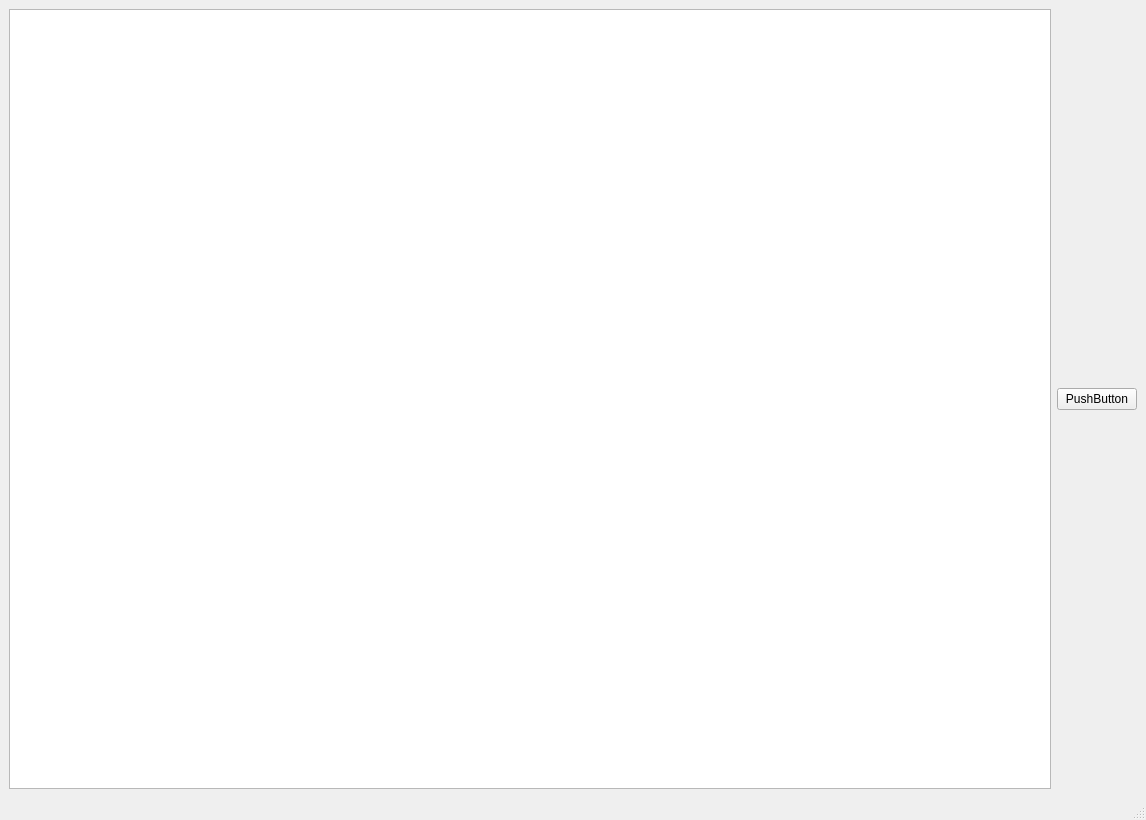
The window that cg_course/interface/mainwindow.ui (leontartykov/terrain_cg_course_project) describes before a commit, drawn with Qt 5.
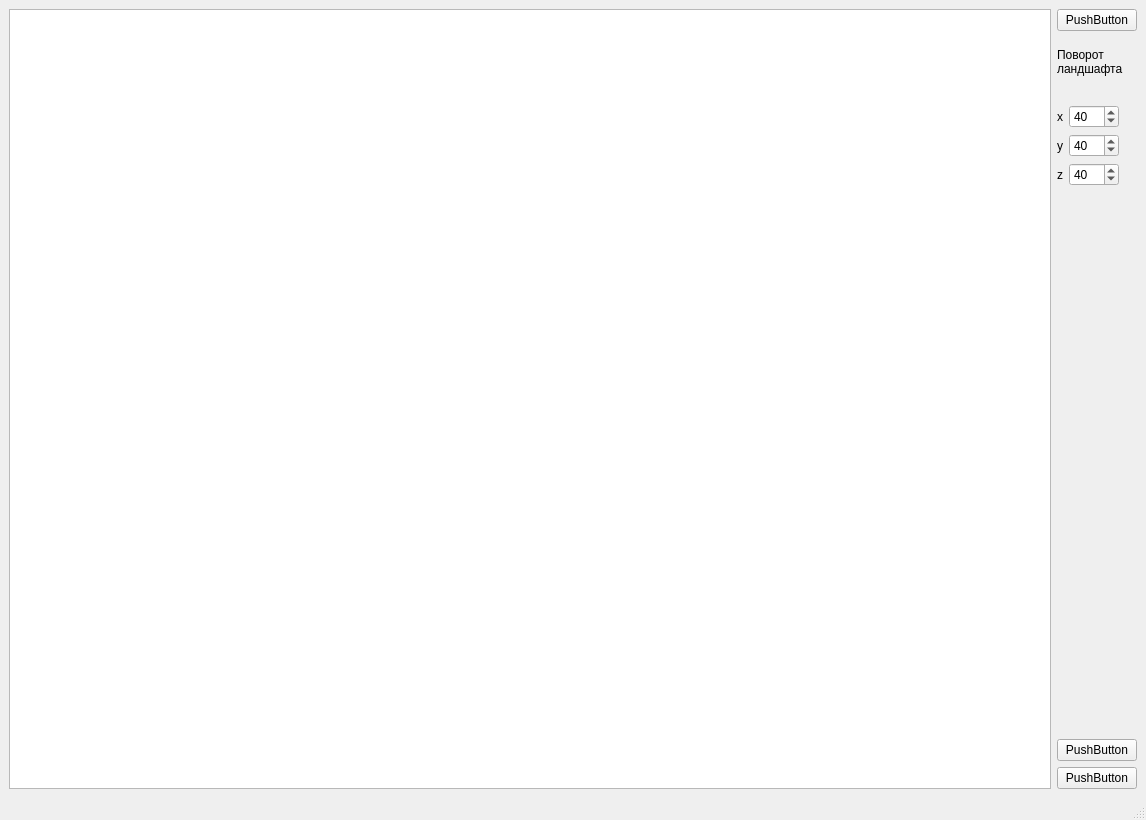
The same window after the commit.

What changed in the file:
```diff
--- a/cg_course/interface/mainwindow.ui
+++ b/cg_course/interface/mainwindow.ui
@@ -30,6 +30,122 @@
     </item>
     <item>
      <layout class="QVBoxLayout" name="verticalLayout">
+      <item>
+       <widget class="QPushButton" name="pushButton_3">
+        <property name="text">
+         <string>PushButton</string>
+        </property>
+       </widget>
+      </item>
+      <item>
+       <widget class="QLabel" name="label">
+        <property name="maximumSize">
+         <size>
+          <width>16777215</width>
+          <height>50</height>
+         </size>
+        </property>
+        <property name="text">
+         <string>Поворот
+ландшафта</string>
+        </property>
+       </widget>
+      </item>
+      <item>
+       <layout class="QFormLayout" name="formLayout">
+        <property name="topMargin">
+         <number>12</number>
+        </property>
+        <property name="rightMargin">
+         <number>0</number>
+        </property>
+        <item row="0" column="0">
+         <widget class="QLabel" name="label_2">
+          <property name="text">
+           <string>x</string>
+          </property>
+         </widget>
+        </item>
+        <item row="1" column="0">
+         <widget class="QLabel" name="label_3">
+          <property name="text">
+           <string>y</string>
+          </property>
+         </widget>
+        </item>
+        <item row="2" column="0">
+         <widget class="QLabel" name="label_4">
+          <property name="text">
+           <string>z</string>
+          </property>
+         </widget>
+        </item>
+        <item row="0" column="1">
+         <widget class="QSpinBox" name="spinBox">
+          <property name="minimumSize">
+           <size>
+            <width>50</width>
+            <height>0</height>
+           </size>
+          </property>
+          <property name="maximumSize">
+           <size>
+            <width>50</width>
+            <height>16777215</height>
+           </size>
+          </property>
+          <property name="value">
+           <number>40</number>
+          </property>
+         </widget>
+        </item>
+        <item row="1" column="1">
+         <widget class="QSpinBox" name="spinBox_2">
+          <property name="minimumSize">
+           <size>
+            <width>50</width>
+            <height>0</height>
+           </size>
+          </property>
+          <property name="maximumSize">
+           <size>
+            <width>50</width>
+            <height>16777215</height>
+           </size>
+          </property>
+          <property name="value">
+           <number>40</number>
+          </property>
+         </widget>
+        </item>
+        <item row="2" column="1">
+         <widget class="QSpinBox" name="spinBox_3">
+          <property name="minimumSize">
+           <size>
+            <width>50</width>
+            <height>0</height>
+           </size>
+          </property>
+          <property name="maximumSize">
+           <size>
+            <width>50</width>
+            <height>50</height>
+           </size>
+          </property>
+          <property name="value">
+           <number>40</number>
+          </property>
+         </widget>
+        </item>
+       </layout>
+      </item>
+      <item>
+       <widget class="QPushButton" name="pushButton_2">
+        <property name="text">
+         <string>PushButton</string>
+        </property>
+       </widget>
+      </item>
       <item>
        <widget class="QPushButton" name="pushButton">
         <property name="text">
```
